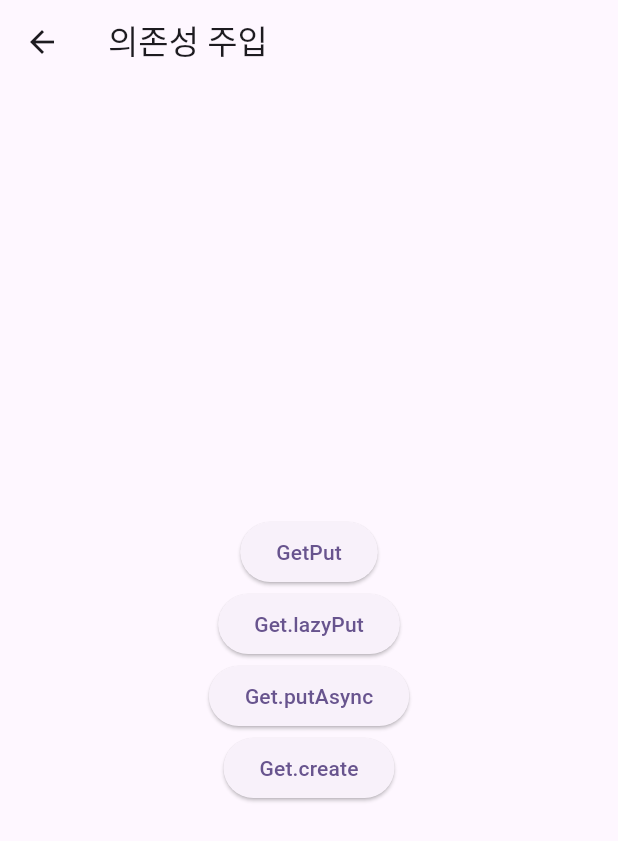
After one commit to 6UNHEE/flutter_ex, a Flutter app: the screen it shows after launch, after a tap on "의존성 관리", on a phone screen of 412 x 824 dp. The commit adds this screen. Shown: the top 841 px of the screen. Run offline on Flutter 3.47's test engine with Material 3 defaults, Android fonts, the phone set to English and light mode, and no system bars; our stand-ins replace get.

Commit message:
의존성 주입 v1

```diff
--- /dev/null
+++ b/lib/src/controller/dependency_controller.dart
@@ -0,0 +1,5 @@
+import 'package:get/get.dart';
+
+class DependecyController extends GetxController {
+  void increas() {}
+}
--- /dev/null
+++ b/lib/src/pages/dependencys/dependency_manage_page.dart
@@ -0,0 +1,59 @@
+import 'package:flutter/material.dart';
+import 'package:flutter_ex/src/controller/dependency_controller.dart';
+import 'package:get/get.dart';
+
+import 'get_lazyput..dart';
+import 'get_put.dart';
+
+class DependencyManagePage extends StatelessWidget {
+  const DependencyManagePage({super.key});
+
+  @override
+  Widget build(BuildContext context) {
+    return Scaffold(
+      appBar: AppBar(
+        title: Text("의존성 주입"),
+      ),
+      body: Center(
+        child: Column(
+          mainAxisAlignment: MainAxisAlignment.center,
+          children: [
+            ElevatedButton(
+              onPressed: () {
+                Get.to(GetPut(), binding: BindingsBuilder(() {
+                  Get.put(DependencyManagePage());
+                }));
+              },
+              child: Text("GetPut"),
+            ),
+            ElevatedButton(
+              onPressed: () {
+                Get.to(GetLazyPut(), binding: BindingsBuilder(() {
+                  Get.lazyPut<DependecyController>(() => DependecyController());
+                }));
+              },
+              child: Text("Get.lazyPut"),
+            ),
+            ElevatedButton(
+              onPressed: () {
+                Get.to(GetPut(), binding: BindingsBuilder(() {
+                  Get.putAsync<DependecyController>(
+                      () async => DependecyController());
+                }));
+              },
+              child: Text("Get.putAsync"),
+            ),
+            ElevatedButton(
+              onPressed: () {
+                Get.to(GetPut(), binding: BindingsBuilder(() {
+                  Get.create<DependecyController>(() => DependecyController());
+                }));
+              },
+              child: Text("Get.create"),
+            ),
+          ],
+        ),
+      ),
+    );
+  }
+}
--- /dev/null
+++ b/lib/src/pages/dependencys/get_put.dart
@@ -0,0 +1,19 @@
+import 'package:flutter/material.dart';
+import 'package:flutter_ex/src/controller/dependency_controller.dart';
+import 'package:get/get.dart';
+
+class GetPut extends StatelessWidget {
+  const GetPut({super.key});
+
+  @override
+  Widget build(BuildContext context) {
+    return Scaffold(
+      appBar: AppBar(),
+      body: ElevatedButton(
+          child: Text("테스트"),
+          onPressed: () {
+            Get.find<DependecyController>().increas();
+          }),
+    );
+  }
+}
--- a/lib/src/pages/home.dart
+++ b/lib/src/pages/home.dart
@@ -1,4 +1,5 @@
 import 'package:flutter/material.dart';
+import 'package:flutter_ex/src/pages/dependencys/dependency_manage_page.dart';
 import 'package:flutter_ex/src/pages/normal/first.dart';
 import 'package:flutter_ex/src/pages/reactive_state_manage_page.dart';
 import 'package:flutter_ex/src/pages/simple_state_manage_page.dart';
@@ -48,6 +49,10 @@ class Home extends StatelessWidget {
                 onPressed: () => Get.to(ReactiveStateManagePage()),
                 child: Text('반응형 상태관리'),
               ),
+              ElevatedButton(
+                onPressed: () => Get.to(DependencyManagePage()),
+                child: Text('의존성 관리'),
+              ),
             ],
           ),
         ));
```
Also changed, not shown: lib/src/pages/dependencys/get_lazyput..dart (added, +20 -0 lines).
